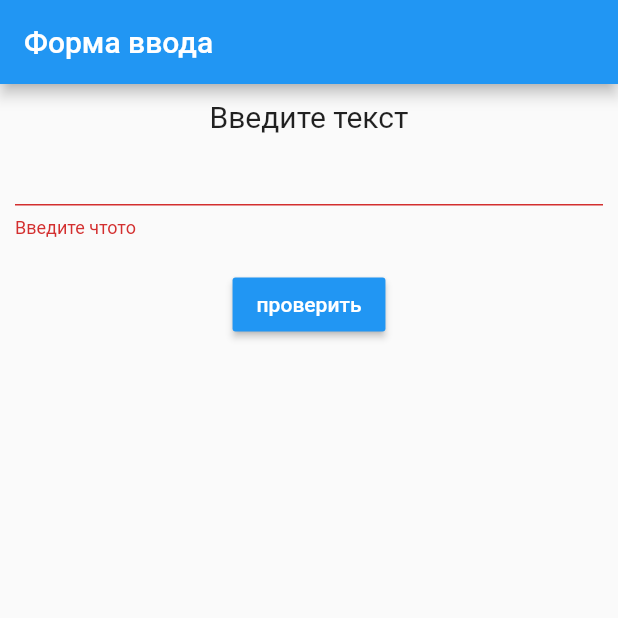
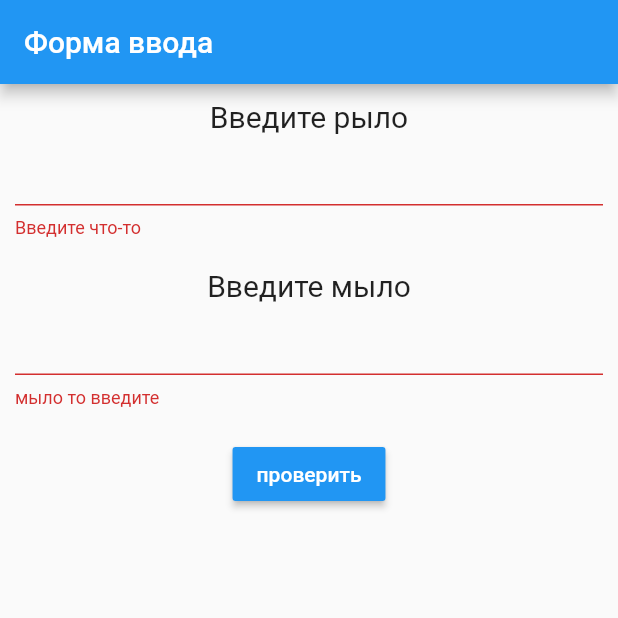
Before and after one commit to Lightbpk/flutter_form, a Flutter app: the screen it shows after launch, after a tap on "проверить", on a phone screen of 412 x 824 dp, the top half of it. Run offline on Flutter 3.47's test engine with Material 2 defaults, Android fonts, the phone set to English and light mode, and no system bars.

Commit message:
'emailadd'

```diff
--- a/lib/main.dart
+++ b/lib/main.dart
@@ -18,24 +18,48 @@ class MyFormState extends State {
           child: new Column(
             children: <Widget>[
               new Text(
-                'Введите текст',
+                'Введите рыло',
                 style: TextStyle(fontSize: 20.0),
               ),
               new TextFormField(validator: (value) {
-                if (value.isEmpty) return "Введите чтото";
+                if (value.isEmpty)
+                  return "Введите что-то";
+                else
+                  return null;
               }),
-              new SizedBox(height: 20.0,),
-              new RaisedButton(onPressed: () {
+              new SizedBox(
+                height: 20.0,
+              ),
+              new Text(
+                'Введите мыло',
+                style: TextStyle(fontSize: 20.0),
+              ),
+              new TextFormField(
+                validator: (value) {
+                  if (value.isEmpty) return "мыло то введите";
+                  String p =
+                      "[a-zA-Z0-9+.\_\%-+]{1,256}@[a-zA-Z0-9]{0,64}(.[a-zA-Z0-9]{0,25})+";
+                  RegExp regExp = new RegExp(p);
+                  if (regExp.hasMatch(value)) return null;
+                  return "че то вы мне парите";
+                },
+              ),
+              new SizedBox(
+                height: 20.0,
+              ),
+              new RaisedButton(
+                onPressed: () {
                   if (_formkey.currentState.validate())
                     ScaffoldMessenger.of(context).showSnackBar(SnackBar(
                       content: Text('успех форма заполнена'),
-                    backgroundColor: Colors.green,));
+                      backgroundColor: Colors.green,
+                    ));
                 },
                 child: Text('проверить'),
                 color: Colors.blue,
-                textColor: Colors.white,),
+                textColor: Colors.white,
+              ),
             ],
-
           ),
         ));
   }
```
Lines whose indentation alone changed are shown as unchanged.
